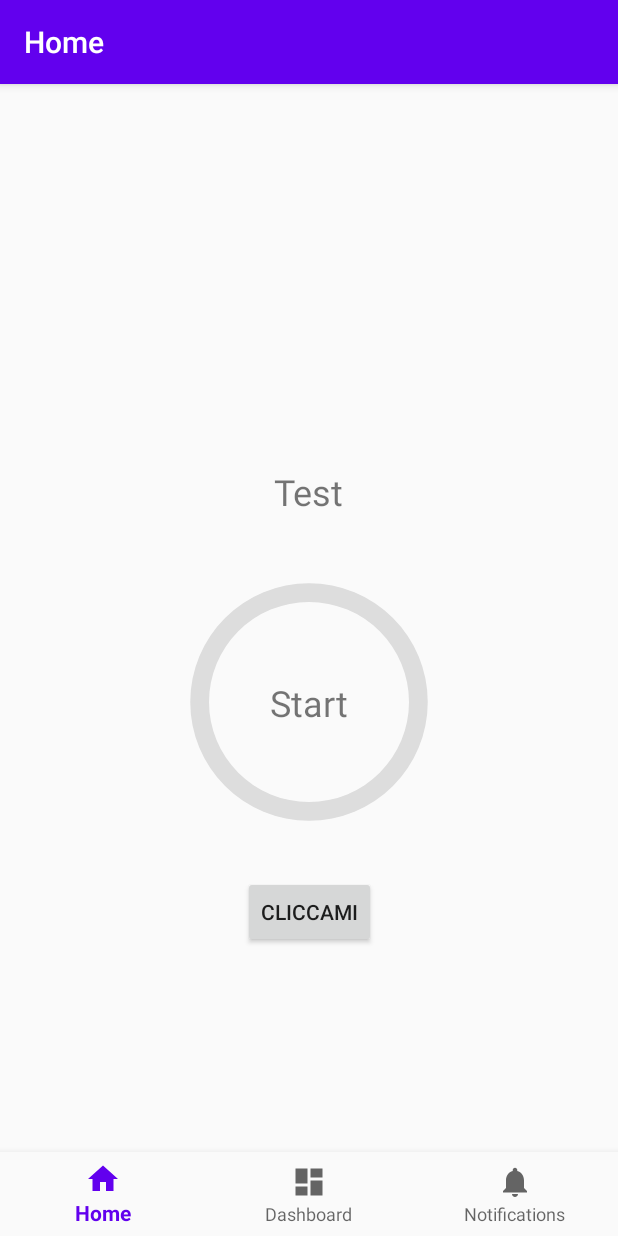
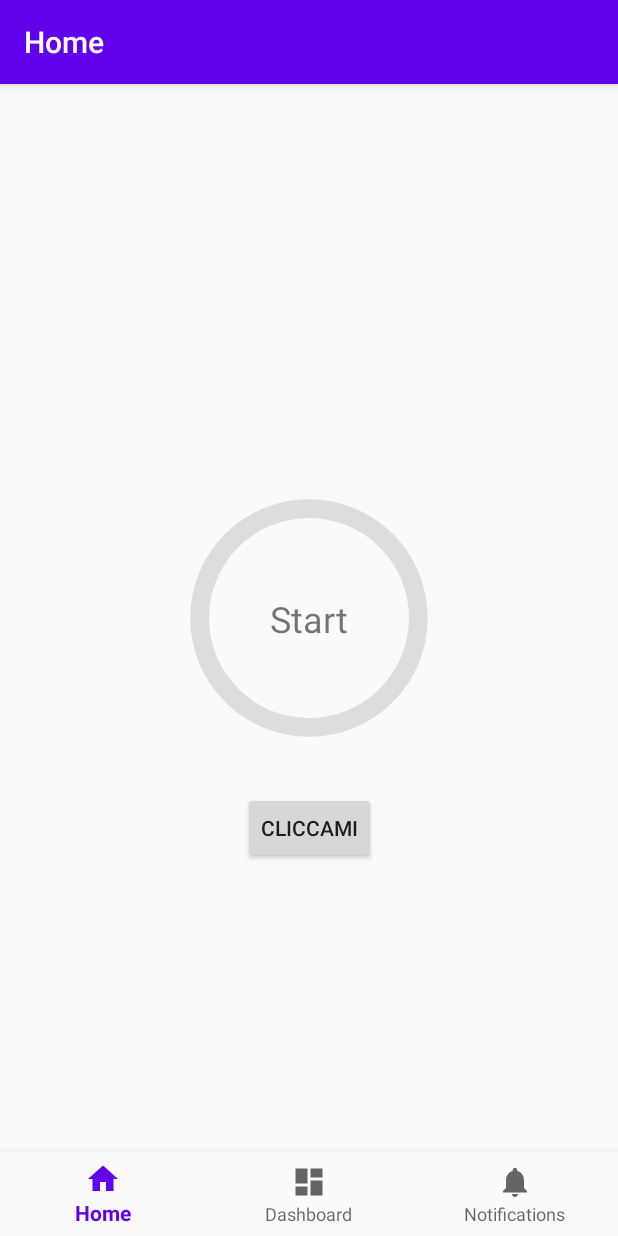
Before and after one commit to TheGhOsTz951/Mood-Diary, an Android app: the screen it shows after launch (MainActivity), on a phone screen of 412 x 824 dp. Run offline under Robolectric (Android 15) with nearby library versions, the phone set to English and light mode, and no system bars; our stand-ins replace navigation-ui.

Commit message:
Working progressbar

```diff
--- a/app/src/main/java/com/sasso/mood_diary/ui/home/HomeFragment.java
+++ b/app/src/main/java/com/sasso/mood_diary/ui/home/HomeFragment.java
@@ -1,5 +1,7 @@
 package com.sasso.mood_diary.ui.home;
 
+import android.content.Context;
+import android.content.SharedPreferences;
 import android.os.Bundle;
 import android.os.CountDownTimer;
 import android.view.LayoutInflater;
@@ -10,27 +12,24 @@
 import android.widget.TextView;
 
 import androidx.annotation.NonNull;
-import androidx.annotation.Nullable;
 import androidx.fragment.app.Fragment;
-import androidx.lifecycle.Observer;
-import androidx.lifecycle.ViewModelProviders;
 
 import com.sasso.mood_diary.R;
 
 import java.util.Locale;
 
 public class HomeFragment extends Fragment {
-    private static final long START_TIME_IN_MILLIS = 20000;
+    private static final long START_TIME_IN_MILLIS = 21000;
     private static final int DIV_PROGRESS_BAR = 50;
 
     private TextView txtCont;
-    private TextView txtTest;
     private Button btnStart;
     private ProgressBar progressBar;
 
     private CountDownTimer mCountDownTimer;
     private boolean mTimeRunning;
     private long mTimeLeftInMillis = START_TIME_IN_MILLIS;
+    private long mEndTime;
 
     public View onCreateView(@NonNull LayoutInflater inflater,
                              ViewGroup container, Bundle savedInstanceState) {
@@ -40,7 +39,6 @@
         progressBar = view.findViewById(R.id.progress_bar);
         btnStart = view.findViewById(R.id.btnStart);
         txtCont = view.findViewById(R.id.txtCont);
-        txtTest = view.findViewById(R.id.txtTest);
 
         progressBar.setMax((int) START_TIME_IN_MILLIS / DIV_PROGRESS_BAR);
 
@@ -48,10 +46,10 @@
             @Override
             public void onClick(View v) {
                 if (mTimeRunning) {
-                    restartTimer();
                 } else {
                     mTimeLeftInMillis = START_TIME_IN_MILLIS;
                     startTimer();
+                    updateVisual();
                 }
             }
         });
@@ -60,30 +58,48 @@
     }
 
     @Override
-    public void onSaveInstanceState(@NonNull Bundle outState) {
-        super.onSaveInstanceState(outState);
-        outState.putLong("millisLeft", mTimeLeftInMillis);
-        outState.putBoolean("timerRunning", mTimeRunning);
+    public void onStop() {
+        super.onStop();
+
+        SharedPreferences prefs = getActivity().getSharedPreferences("prefs", Context.MODE_PRIVATE);
+        SharedPreferences.Editor editor = prefs.edit();
+
+        editor.putLong("millisLeft", mTimeLeftInMillis);
+        editor.putBoolean("timerRunning", mTimeRunning);
+        editor.putLong("endTime", mEndTime);
+
+        editor.apply();
+
+        if (mTimeRunning) mCountDownTimer.cancel();
     }
 
     @Override
-    public void onActivityCreated(@Nullable Bundle savedInstanceState) {
-        super.onActivityCreated(savedInstanceState);
+    public void onStart() {
+        super.onStart();
 
-        if (savedInstanceState != null) {
-            mTimeLeftInMillis = savedInstanceState.getLong("millisLeft");
-            mTimeRunning = savedInstanceState.getBoolean("timerRunning");
+        SharedPreferences prefs = getActivity().getSharedPreferences("prefs", Context.MODE_PRIVATE);
 
-            updateCountDownText();
-            updateProgressBar();
+        mTimeLeftInMillis = prefs.getLong("millisLeft", START_TIME_IN_MILLIS);
+        mTimeRunning = prefs.getBoolean("timerRunning", false);
 
-            if (mTimeRunning){
+        if (mTimeRunning) {
+            mEndTime = prefs.getLong("endTime", 0);
+            mTimeLeftInMillis = mEndTime - System.currentTimeMillis();
+
+            if (mTimeLeftInMillis < 0) {
+                mTimeLeftInMillis = 0;
+                mTimeRunning = false;
+            } else {
                 startTimer();
             }
         }
+
+        updateVisual();
     }
 
     private void startTimer() {
+        mEndTime = System.currentTimeMillis() + mTimeLeftInMillis;
+
         mCountDownTimer = new CountDownTimer(mTimeLeftInMillis, 50) {
             @Override
             public void onTick(long millisUntilFinished) {
@@ -96,16 +112,11 @@
             public void onFinish() {
                 mTimeRunning = false;
                 txtCont.setText("End");
+                updateVisual();
             }
         }.start();
 
         mTimeRunning = true;
-    }
-
-    private void restartTimer() {
-        mCountDownTimer.cancel();
-        mTimeLeftInMillis = START_TIME_IN_MILLIS;
-        startTimer();
     }
 
     private void updateCountDownText() {
@@ -121,4 +132,12 @@
         int progress = (int) ((START_TIME_IN_MILLIS / DIV_PROGRESS_BAR) - (mTimeLeftInMillis / DIV_PROGRESS_BAR));
         progressBar.setProgress(progress);
     }
+
+    private void updateVisual() {
+        if (mTimeRunning) {
+            btnStart.setVisibility(View.INVISIBLE);
+        } else {
+            btnStart.setVisibility(View.VISIBLE);
+        }
+    }
 }
--- a/app/src/main/res/layout/activity_main.xml
+++ b/app/src/main/res/layout/activity_main.xml
@@ -1,10 +1,10 @@
 <?xml version="1.0" encoding="utf-8"?>
 <androidx.constraintlayout.widget.ConstraintLayout xmlns:android="http://schemas.android.com/apk/res/android"
     xmlns:app="http://schemas.android.com/apk/res-auto"
+    xmlns:tools="http://schemas.android.com/tools"
     android:id="@+id/container"
     android:layout_width="match_parent"
-    android:layout_height="match_parent"
-    android:paddingTop="?attr/actionBarSize">
+    android:layout_height="match_parent">
 
     <com.google.android.material.bottomnavigation.BottomNavigationView
         android:id="@+id/nav_view"
@@ -22,11 +22,11 @@
         android:id="@+id/nav_host_fragment"
         android:name="androidx.navigation.fragment.NavHostFragment"
         android:layout_width="match_parent"
-        android:layout_height="match_parent"
+        android:layout_height="0dp"
         app:defaultNavHost="true"
-        app:layout_constraintBottom_toTopOf="@id/nav_view"
-        app:layout_constraintLeft_toLeftOf="parent"
-        app:layout_constraintRight_toRightOf="parent"
+        app:layout_constraintBottom_toTopOf="@+id/nav_view"
+        app:layout_constraintEnd_toEndOf="parent"
+        app:layout_constraintStart_toStartOf="parent"
         app:layout_constraintTop_toTopOf="parent"
         app:navGraph="@navigation/mobile_navigation" />
 
--- a/app/src/main/res/layout/fragment_home.xml
+++ b/app/src/main/res/layout/fragment_home.xml
@@ -39,14 +39,4 @@
         app:layout_constraintStart_toStartOf="parent"
         app:layout_constraintTop_toBottomOf="@+id/progress_bar" />
 
-    <TextView
-        android:id="@+id/txtTest"
-        android:layout_width="wrap_content"
-        android:layout_height="wrap_content"
-        android:layout_marginBottom="24dp"
-        android:text="Test"
-        android:textSize="24sp"
-        app:layout_constraintBottom_toTopOf="@+id/progress_bar"
-        app:layout_constraintEnd_toEndOf="parent"
-        app:layout_constraintStart_toStartOf="parent" />
 </androidx.constraintlayout.widget.ConstraintLayout>
```
